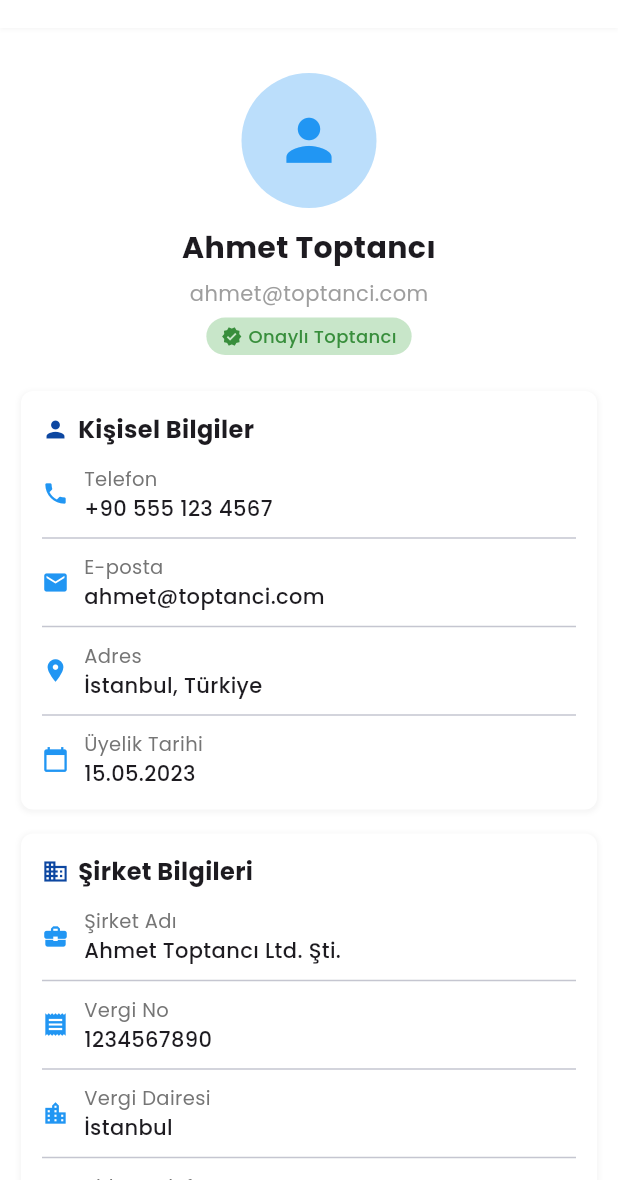
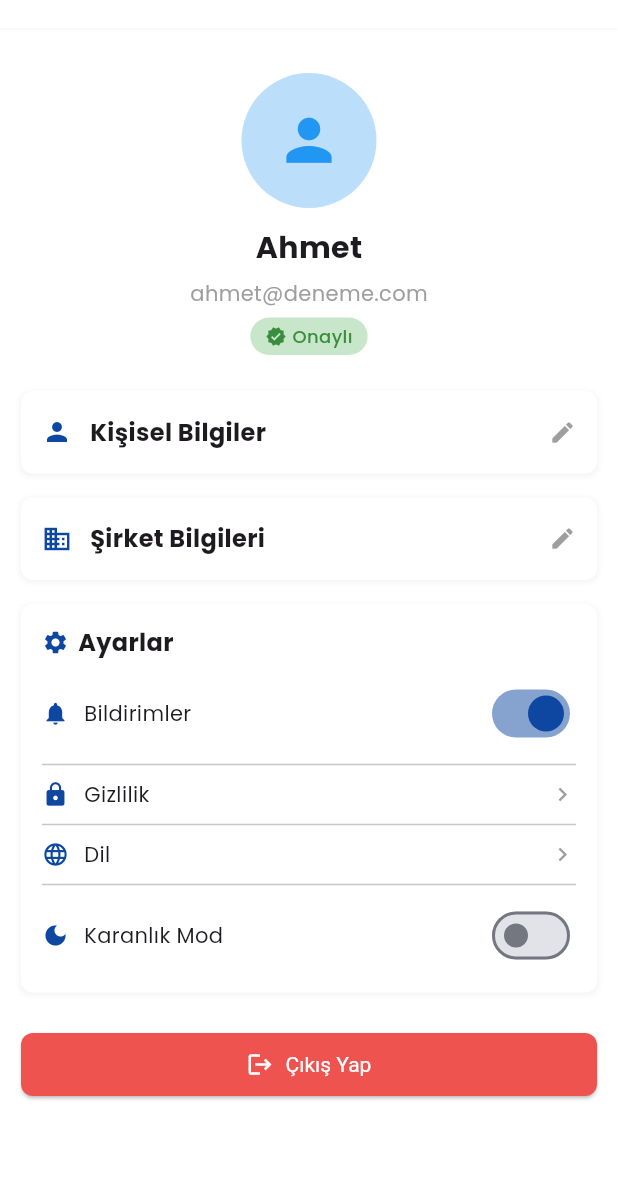
Before and after one commit to Ahmetshbzz/fdsf, a Flutter app: the screen it shows after launch, after a tap on the "person" icon, on a phone screen of 412 x 824 dp, the part 56-1236 px from its top. Run offline on Flutter 3.47's test engine with Material 3 defaults, Android fonts, the phone set to English and light mode, and no system bars; our stand-ins replace dio, flutter_riverpod, font_awesome_flutter, google_fonts.

Commit message:
UI geliştirmeleri: Ana sayfadan arama çubuğu kaldırıldı, profil sayfası düzenlendi

```diff
--- a/lib/features/products/screens/home_screen.dart
+++ b/lib/features/products/screens/home_screen.dart
@@ -16,27 +16,7 @@ class HomeScreen extends ConsumerStatefulWidget {
 }
 
 class _HomeScreenState extends ConsumerState<HomeScreen> {
-  final TextEditingController _searchController = TextEditingController();
-  final FocusNode _searchFocusNode = FocusNode();
-  bool _isSearching = false;
   int _currentIndex = 0;
-
-  @override
-  void initState() {
-    super.initState();
-    _searchFocusNode.addListener(() {
-      setState(() {
-        _isSearching = _searchFocusNode.hasFocus;
-      });
-    });
-  }
-
-  @override
-  void dispose() {
-    _searchController.dispose();
-    _searchFocusNode.dispose();
-    super.dispose();
-  }
 
   void _openProfileScreen() {
     Navigator.of(context).push(
@@ -87,9 +67,6 @@ class _HomeScreenState extends ConsumerState<HomeScreen> {
               child: Column(
                 crossAxisAlignment: CrossAxisAlignment.start,
                 children: [
-                  const SizedBox(height: 16),
-                  // Arama çubuğu
-                  _buildSearchBar(),
                   const SizedBox(height: 16),
                   // Kategori listesi
                   _buildCategories(),
@@ -165,7 +142,7 @@ class _HomeScreenState extends ConsumerState<HomeScreen> {
               ),
             ),
             const Text(
-              'Ahmet Toptancı',
+              'Ahmet',
               style: TextStyle(
                 fontWeight: FontWeight.bold,
                 fontSize: 20,
@@ -186,42 +163,6 @@ class _HomeScreenState extends ConsumerState<HomeScreen> {
           ),
         ),
       ],
-    );
-  }
-
-  Widget _buildSearchBar() {
-    return Container(
-      decoration: BoxDecoration(
-        color: Colors.grey[100],
-        borderRadius: BorderRadius.circular(8),
-        border: _isSearching
-            ? Border.all(color: Theme.of(context).primaryColor, width: 1.5)
-            : null,
-      ),
-      child: TextField(
-        controller: _searchController,
-        focusNode: _searchFocusNode,
-        decoration: InputDecoration(
-          hintText: 'Ürün ara...',
-          hintStyle: TextStyle(
-            color: Colors.grey[600],
-            fontSize: 14,
-          ),
-          prefixIcon: Icon(
-            Icons.search,
-            color: Colors.grey[600],
-            size: 20,
-          ),
-          border: InputBorder.none,
-          contentPadding: const EdgeInsets.symmetric(vertical: 10),
-        ),
-        onSubmitted: (value) {
-          if (value.isNotEmpty) {
-            // Arama işlemi
-            Helpers.showSnackBar(context, 'Aranan: $value');
-          }
-        },
-      ),
     );
   }
 
--- a/lib/features/profile/screens/profile_screen.dart
+++ b/lib/features/profile/screens/profile_screen.dart
@@ -1,6 +1,8 @@
 import 'package:flutter/material.dart';
 import 'package:font_awesome_flutter/font_awesome_flutter.dart';
 import '../../../core/utils/helpers.dart';
+import '../widgets/personal_info_sheet.dart';
+import '../widgets/company_info_sheet.dart';
 
 class ProfileScreen extends StatelessWidget {
   const ProfileScreen({super.key});
@@ -71,7 +73,7 @@ class ProfileScreen extends StatelessWidget {
         ),
         const SizedBox(height: 12),
         const Text(
-          'Ahmet Toptancı',
+          'Ahmet',
           style: TextStyle(
             fontSize: 20,
             fontWeight: FontWeight.bold,
@@ -79,7 +81,7 @@ class ProfileScreen extends StatelessWidget {
         ),
         const SizedBox(height: 6),
         const Text(
-          'ahmet@toptanci.com',
+          'ahmet@deneme.com',
           style: TextStyle(
             fontSize: 14,
             color: Colors.grey,
@@ -102,7 +104,7 @@ class ProfileScreen extends StatelessWidget {
               ),
               const SizedBox(width: 4),
               Text(
-                'Onaylı Toptancı',
+                'Onaylı',
                 style: TextStyle(
                   fontSize: 12,
                   fontWeight: FontWeight.w500,
@@ -117,38 +119,42 @@ class ProfileScreen extends StatelessWidget {
   }
 
   Widget _buildProfileInfo(BuildContext context) {
-    return _buildCard(
+    return GestureDetector(
+      onTap: () => _showPersonalInfoBottomSheet(context),
+      child: _buildSectionCard(
         context,
         title: 'Kişisel Bilgiler',
         icon: Icons.person,
-      children: [
-        _buildInfoRow(Icons.phone, 'Telefon', '+90 555 123 4567'),
-        const Divider(height: 20),
-        _buildInfoRow(Icons.email, 'E-posta', 'ahmet@toptanci.com'),
-        const Divider(height: 20),
-        _buildInfoRow(Icons.location_on, 'Adres', 'İstanbul, Türkiye'),
-        const Divider(height: 20),
-        _buildInfoRow(Icons.calendar_today, 'Üyelik Tarihi', '15.05.2023'),
-      ],
+      ),
     );
   }
 
   Widget _buildCompanyInfo(BuildContext context) {
-    return _buildCard(
+    return GestureDetector(
+      onTap: () => _showCompanyInfoBottomSheet(context),
+      child: _buildSectionCard(
         context,
         title: 'Şirket Bilgileri',
         icon: Icons.business,
-      children: [
-        _buildInfoRow(
-            Icons.business_center, 'Şirket Adı', 'Ahmet Toptancı Ltd. Şti.'),
-        const Divider(height: 20),
-        _buildInfoRow(Icons.receipt, 'Vergi No', '1234567890'),
-        const Divider(height: 20),
-        _buildInfoRow(Icons.location_city, 'Vergi Dairesi', 'İstanbul'),
-        const Divider(height: 20),
-        _buildInfoRow(
-            Icons.phone_in_talk, 'Şirket Telefonu', '+90 212 123 4567'),
-      ],
+      ),
+    );
+  }
+
+  void _showPersonalInfoBottomSheet(BuildContext context) {
+    showModalBottomSheet(
+      context: context,
+      isScrollControlled: true,
+      backgroundColor: Colors.transparent,
+      builder: (context) => const PersonalInfoSheet(),
+    );
+  }
+
+  void _showCompanyInfoBottomSheet(BuildContext context) {
+    showModalBottomSheet(
+      context: context,
+      isScrollControlled: true,
+      backgroundColor: Colors.transparent,
+      builder: (context) => const CompanyInfoSheet(),
     );
   }
 
@@ -187,6 +193,56 @@ class ProfileScreen extends StatelessWidget {
           switchValue: false,
         ),
       ],
+    );
+  }
+
+  Widget _buildSectionCard(
+    BuildContext context, {
+    required String title,
+    required IconData icon,
+  }) {
+    return Container(
+      width: double.infinity,
+      padding: const EdgeInsets.symmetric(vertical: 16, horizontal: 14),
+      decoration: BoxDecoration(
+        color: Colors.white,
+        borderRadius: BorderRadius.circular(8),
+        boxShadow: [
+          BoxShadow(
+            color: Colors.grey.withOpacity(0.1),
+            spreadRadius: 1,
+            blurRadius: 2,
+            offset: const Offset(0, 1),
+          ),
+        ],
+      ),
+      child: Row(
+        mainAxisAlignment: MainAxisAlignment.spaceBetween,
+        children: [
+          Row(
+            children: [
+              Icon(
+                icon,
+                color: Theme.of(context).primaryColor,
+                size: 20,
+              ),
+              const SizedBox(width: 12),
+              Text(
+                title,
+                style: const TextStyle(
+                  fontSize: 16,
+                  fontWeight: FontWeight.bold,
+                ),
+              ),
+            ],
+          ),
+          const Icon(
+            Icons.edit,
+            color: Colors.grey,
+            size: 18,
+          ),
+        ],
+      ),
     );
   }
 
@@ -238,38 +294,6 @@ class ProfileScreen extends StatelessWidget {
     );
   }
 
-  Widget _buildInfoRow(IconData icon, String title, String value) {
-    return Row(
-      children: [
-        Icon(
-          icon,
-          color: Colors.blue,
-          size: 18,
-        ),
-        const SizedBox(width: 10),
-        Column(
-          crossAxisAlignment: CrossAxisAlignment.start,
-          children: [
-            Text(
-              title,
-              style: TextStyle(
-                fontSize: 13,
-                color: Colors.grey[600],
-              ),
-            ),
-            Text(
-              value,
-              style: const TextStyle(
-                fontSize: 14,
-                fontWeight: FontWeight.w500,
-              ),
-            ),
-          ],
-        ),
-      ],
-    );
-  }
-
   Widget _buildSettingRow(
     BuildContext context, {
     required IconData icon,
```
Also changed, not shown: lib/features/profile/widgets/company_info_sheet.dart (added, +182 -0 lines), lib/features/profile/widgets/personal_info_sheet.dart (added, +170 -0 lines). Lines whose indentation alone changed are shown as unchanged.
